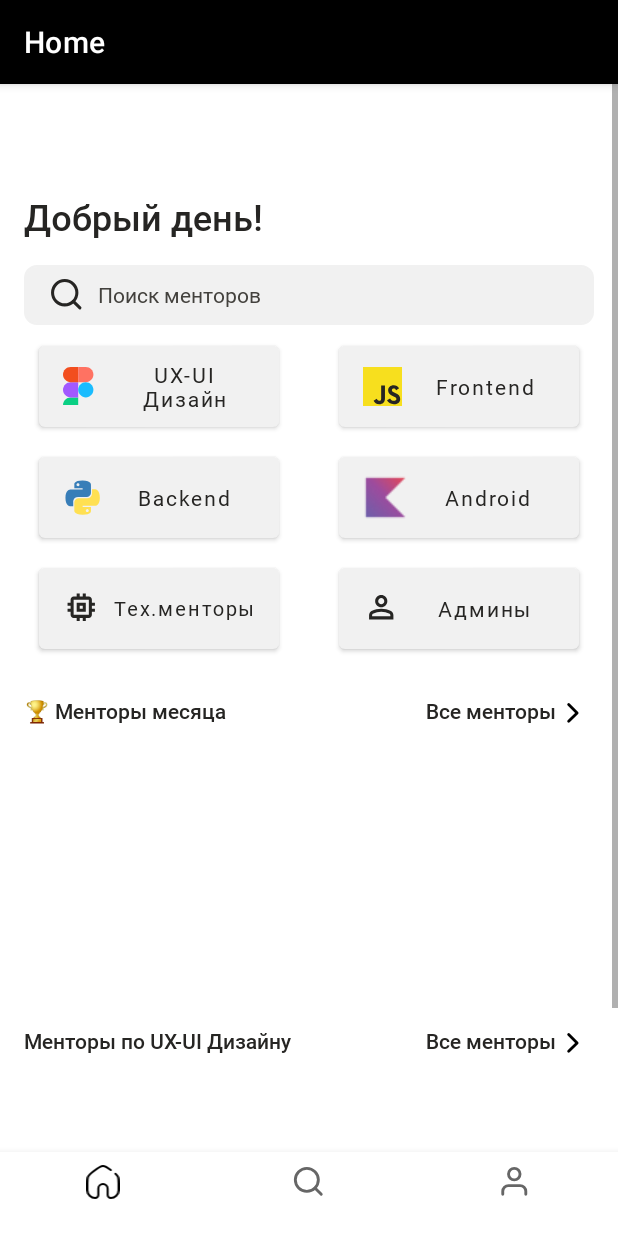
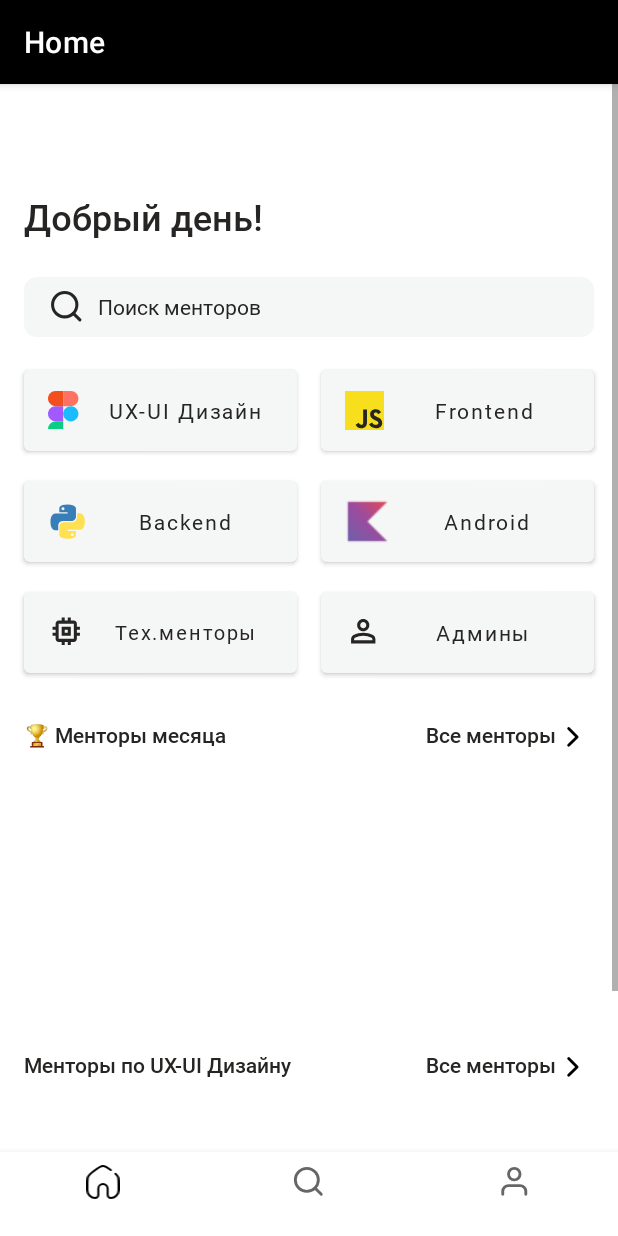
Before and after one commit to ishenaly007/GeeksMentor, an Android app: the HomeFragment screen opened through its navigation route, on a phone screen of 412 x 824 dp. Run offline under Robolectric (Android 15) with nearby library versions, the phone set to English and light mode, and no system bars; our stand-ins replace navigation-ui; 1 statement that could not run was skipped.

Commit message:
Ahmad: 03.06.23

```diff
--- a/app/build.gradle
+++ b/app/build.gradle
@@ -10,7 +10,7 @@ android {
     defaultConfig {
         applicationId "com.abit8.geeksmentor"
         minSdk 24
-        targetSdk 33
+        targetSdk 32
         versionCode 1
         versionName "1.0"
 
--- a/app/src/main/res/drawable/lock_vector.xml
+++ b/app/src/main/res/drawable/lock_vector.xml
@@ -4,7 +4,7 @@
     android:width="25dp"
     android:viewportWidth="25"
     android:viewportHeight="25">
-                <path android:pathData="M19 11H5C3.89543 11 3 11.8954 3 13V20C3 21.1046 3.89543 22 5 22H19C20.1046 22 21 21.1046 21 20V13C21 11.8954 20.1046 11 19 11Z" android:strokeColor="#262523" android:strokeWidth="2" android:strokeLineCap="round" android:strokeLineJoin="round"/>
-                <path android:pathData="M7 11V7C7 5.67392 7.52678 4.40215 8.46447 3.46447C9.40215 2.52678 10.6739 2 12 2C13.3261 2 14.5979 2.52678 15.5355 3.46447C16.4732 4.40215 17 5.67392 17 7V11" android:strokeColor="#262523" android:strokeWidth="2" android:strokeLineCap="round" android:strokeLineJoin="round"/>
+                <path android:pathData="M19 11H5C3.89543 11 3 11.8954 3 13V20C3 21.1046 3.89543 22 5 22H19C20.1046 22 21 21.1046 21 20V13C21 11.8954 20.1046 11 19 11Z" android:strokeColor="@color/black_new" android:strokeWidth="2" android:strokeLineCap="round" android:strokeLineJoin="round"/>
+                <path android:pathData="M7 11V7C7 5.67392 7.52678 4.40215 8.46447 3.46447C9.40215 2.52678 10.6739 2 12 2C13.3261 2 14.5979 2.52678 15.5355 3.46447C16.4732 4.40215 17 5.67392 17 7V11" android:strokeColor="@color/black_new" android:strokeWidth="2" android:strokeLineCap="round" android:strokeLineJoin="round"/>
 
 </vector>
--- a/app/src/main/res/layout/fragment_home.xml
+++ b/app/src/main/res/layout/fragment_home.xml
@@ -26,118 +26,129 @@
 
         <EditText
             android:id="@+id/et_search_home"
+            style="@style/et_grey"
             android:layout_width="match_parent"
             android:layout_height="40dp"
-            style="@style/et_grey"
+            android:layout_marginStart="16dp"
+            android:layout_marginTop="24dp"
+            android:layout_marginEnd="16dp"
+            android:drawableStart="@drawable/search_vector"
             android:hint="@string/searching_mentors"
-            android:layout_marginTop="24dp"
+            android:paddingStart="16dp"
+            app:layout_constraintBottom_toTopOf="@+id/btn_ux_ui_home"
+            app:layout_constraintEnd_toEndOf="parent"
+            app:layout_constraintStart_toStartOf="parent"
             app:layout_constraintTop_toBottomOf="@id/tv_home"
-            app:layout_constraintStart_toStartOf="parent"
-            app:layout_constraintEnd_toEndOf="parent"
-            android:drawableStart="@drawable/search_vector"
-            android:layout_margin="16dp"
-            android:paddingStart="16dp"
-            tools:ignore="Autofill,RtlSymmetry,TextFields" />
+            tools:ignore="Autofill,RtlSymmetry,TextFields,VisualLintTextFieldSize,TextContrastCheck,TouchTargetSizeCheck" />
+
         <com.google.android.material.button.MaterialButton
             android:id="@+id/btn_ux_ui_home"
-            android:layout_width="160dp"
+            style="@style/btn_light_grey"
+            android:layout_width="match_parent"
             android:layout_height="66dp"
-            style="@style/btn_light_grey"
+            android:layout_marginTop="16dp"
+            android:layout_marginStart="16dp"
+            android:layout_marginEnd="214dp"
+            android:drawableLeft="@drawable/figma_vector"
+            android:fontFamily="@font/roboto_regular"
             android:text="@string/ux_ui"
-            android:drawableLeft="@drawable/figma_vector"
-            app:layout_constraintTop_toBottomOf="@+id/et_search_home"
-            app:layout_constraintStart_toStartOf="parent"
-            android:layout_marginStart="26dp"
-            android:layout_marginTop="8dp"
-            android:textSize="14sp"
-            android:fontFamily="@font/roboto_regular"
             android:textColor="@color/black_new"
             android:textFontWeight="400"
-            tools:ignore="RtlHardcoded,UnusedAttribute" />
+            android:textSize="14sp"
+            app:layout_constraintStart_toStartOf="parent"
+            app:layout_constraintTop_toBottomOf="@+id/et_search_home"
+            tools:ignore="RtlHardcoded,UnusedAttribute,VisualLintOverlap,VisualLintButtonSize" />
 
         <com.google.android.material.button.MaterialButton
             android:id="@+id/btn_frontend_home"
-            android:layout_width="160dp"
+            style="@style/btn_light_grey"
+            android:layout_width="match_parent"
             android:layout_height="66dp"
-            style="@style/btn_light_grey"
+            android:layout_marginStart="214dp"
+            android:layout_marginTop="16dp"
+            android:layout_marginEnd="16dp"
+            android:drawableLeft="@drawable/frontend_vector"
+            android:fontFamily="@font/roboto_regular"
             android:text="@string/frontend"
-            android:drawableLeft="@drawable/frontend_vector"
-            app:layout_constraintTop_toBottomOf="@+id/et_search_home"
-            app:layout_constraintEnd_toEndOf="parent"
-            android:layout_marginEnd="26dp"
-            android:layout_marginTop="8dp"
-            android:textSize="14sp"
-            android:fontFamily="@font/roboto_regular"
             android:textColor="@color/black_new"
             android:textFontWeight="400"
-            tools:ignore="RtlHardcoded,UnusedAttribute" />
+            android:textSize="14sp"
+            app:layout_constraintEnd_toEndOf="parent"
+            app:layout_constraintStart_toStartOf="parent"
+            app:layout_constraintTop_toBottomOf="@+id/et_search_home"
+            tools:ignore="RtlHardcoded,UnusedAttribute,VisualLintButtonSize" />
+
         <com.google.android.material.button.MaterialButton
             android:id="@+id/btn_backend_home"
-            android:layout_width="160dp"
+            android:layout_width="match_parent"
             android:layout_height="66dp"
+            android:layout_marginTop="8dp"
+            android:layout_marginEnd="214dp"
+            android:layout_marginStart="16dp"
             style="@style/btn_light_grey"
             android:text="@string/backend"
             android:drawableLeft="@drawable/backend_vector"
             app:layout_constraintTop_toBottomOf="@+id/btn_ux_ui_home"
             app:layout_constraintStart_toStartOf="parent"
-            android:layout_marginStart="26dp"
-            android:layout_marginTop="8dp"
             android:textSize="14sp"
             android:fontFamily="@font/roboto_regular"
             android:textColor="@color/black_new"
             android:textFontWeight="400"
-            tools:ignore="RtlHardcoded,UnusedAttribute" />
+            tools:ignore="RtlHardcoded,UnusedAttribute,VisualLintButtonSize,VisualLintOverlap" />
 
         <com.google.android.material.button.MaterialButton
             android:id="@+id/btn_android_home"
-            android:layout_width="160dp"
+            android:layout_width="match_parent"
             android:layout_height="66dp"
+            android:layout_marginStart="214dp"
+            android:layout_marginTop="8dp"
+            android:layout_marginEnd="16dp"
             style="@style/btn_light_grey"
             android:text="@string/android"
             android:drawableLeft="@drawable/kotlin"
             app:layout_constraintTop_toBottomOf="@+id/btn_frontend_home"
             app:layout_constraintEnd_toEndOf="parent"
-            android:layout_marginEnd="26dp"
-            android:layout_marginTop="8dp"
             android:textSize="14sp"
             android:fontFamily="@font/roboto_regular"
             android:textColor="@color/black_new"
             android:textFontWeight="400"
-            tools:ignore="RtlHardcoded,UnusedAttribute" />
+            tools:ignore="RtlHardcoded,UnusedAttribute,VisualLintButtonSize" />
 
         <com.google.android.material.button.MaterialButton
             android:id="@+id/btn_technical_home"
-            android:layout_width="160dp"
+            android:layout_width="match_parent"
             android:layout_height="66dp"
+            android:layout_marginTop="8dp"
+            android:layout_marginEnd="214dp"
+            android:layout_marginStart="16dp"
             style="@style/btn_light_grey"
             android:text="@string/technical_mentors"
             android:drawableLeft="@drawable/chip_vector"
             app:layout_constraintTop_toBottomOf="@+id/btn_backend_home"
             app:layout_constraintStart_toStartOf="parent"
-            android:layout_marginStart="26dp"
-            android:layout_marginTop="8dp"
             android:textSize="13sp"
             android:fontFamily="@font/roboto_regular"
             android:textColor="@color/black_new"
             android:textFontWeight="400"
-            tools:ignore="RtlHardcoded,UnusedAttribute" />
+            tools:ignore="RtlHardcoded,UnusedAttribute,VisualLintButtonSize,VisualLintOverlap" />
 
         <com.google.android.material.button.MaterialButton
             android:id="@+id/btn_admins_home"
-            android:layout_width="160dp"
+            android:layout_width="match_parent"
             android:layout_height="66dp"
+            android:layout_marginStart="214dp"
+            android:layout_marginTop="8dp"
+            android:layout_marginEnd="16dp"
             style="@style/btn_light_grey"
             android:text="@string/admins"
             android:drawableLeft="@drawable/user_vector"
             app:layout_constraintTop_toBottomOf="@+id/btn_android_home"
             app:layout_constraintEnd_toEndOf="parent"
-            android:layout_marginEnd="26dp"
-            android:layout_marginTop="8dp"
             android:textSize="14sp"
             android:fontFamily="@font/roboto_regular"
             android:textColor="@color/black_new"
             android:textFontWeight="400"
-            tools:ignore="RtlHardcoded,UnusedAttribute" />
+            tools:ignore="RtlHardcoded,UnusedAttribute,VisualLintButtonSize" />
 
         <TextView
             android:id="@+id/tv_mentors_of_month"
@@ -162,7 +173,7 @@
             app:layout_constraintEnd_toEndOf="parent"
             android:layout_marginEnd="16dp"
             android:layout_marginTop="25dp"
-            />
+            tools:ignore="UseCompatTextViewDrawableXml" />
         <androidx.recyclerview.widget.RecyclerView
             android:id="@+id/rv1_main"
             android:layout_width="match_parent"
--- a/app/src/main/res/layout/fragment_mentor_profile.xml
+++ b/app/src/main/res/layout/fragment_mentor_profile.xml
@@ -141,7 +141,6 @@
         android:id="@+id/btn_exit_mentor_profile"
         android:layout_width="match_parent"
         android:layout_height="50dp"
-        android:backgroundTint="@color/exit_btn_red"
         android:fontFamily="@font/roboto_regular"
         android:letterSpacing="0"
         android:text="@string/exit"
--- a/app/src/main/res/values/colors.xml
+++ b/app/src/main/res/values/colors.xml
@@ -11,12 +11,10 @@
     <color name="no_internet_dialog_background">#262523</color>
     <color name="tv_try_color">#FFE600</color>
 
-    //Added new colors
+    <color name="white_new">#FFFFFF</color>
     <color name="black_new">#262523</color>
-    <color name="white_new">#FFFFFF</color>
+    <color name="light_grey_new">#F5F6F6</color>
     <color name="yellow_new">#F7DF1E</color>
-    <color name="light_grey_new">#F1F1F1</color>
-    <color name="grey_new">#43413D</color>
-    <color name="exit_btn_red">#C84C4C</color>
+    <color name="grey_new">#9E9E9E</color>
 
 </resources>
--- a/app/src/main/res/values/themes.xml
+++ b/app/src/main/res/values/themes.xml
@@ -16,15 +16,6 @@
   <!-- Base application theme. -->
 
     <style name="btn_black_and_yellow">
-        <item name="android:textColor">#262523</item>
-        <item name="android:backgroundTint">#FFE600</item>
-        <item name="android:textSize">14sp</item>
-        <item name="android:fontFamily">@font/roboto_regular</item>
-        <item name="android:textAllCaps">false</item>
-        <item name="cornerRadius">10dp</item>
-    </style>
-
-    <style name="btn_yellow_and_black">
         <item name="android:textColor">#262523</item>
         <item name="android:backgroundTint">#FFE600</item>
         <item name="android:textSize">14sp</item>
@@ -73,8 +64,8 @@
     </style>
 
     <style name="et_grey">
-        <item name="android:textColorHint">@color/grey_new</item>
-        <item name="android:textColor">@color/grey_new</item>
+        <item name="android:textColorHint">@color/black_new</item>
+        <item name="android:textColor">@color/black_new</item>
         <item name="android:background">@drawable/et_background2</item>
         <item name="android:textSize">14sp</item>
         <item name="backgroundTint">@color/light_grey_new</item>
@@ -90,4 +81,12 @@
         <item name="textAllCaps">false</item>
         <item name="android:textStyle">bold</item>
     </style>
+    <style name="btn_yellow_and_black">
+        <item name="android:textColor">#262523</item>
+        <item name="android:backgroundTint">#FFE600</item>
+        <item name="android:textSize">14sp</item>
+        <item name="android:fontFamily">@font/roboto_regular</item>
+        <item name="android:textAllCaps">false</item>
+        <item name="cornerRadius">10dp</item>
+    </style>
 </resources>
--- a/build.gradle
+++ b/build.gradle
@@ -1,6 +1,6 @@
 // Top-level build file where you can add configuration options common to all sub-projects/modules.
 plugins {
-    id 'com.android.application' version '8.0.2' apply false
-    id 'com.android.library' version '8.0.2' apply false
+    id 'com.android.application' version '7.4.1' apply false
+    id 'com.android.library' version '7.4.1' apply false
     id 'org.jetbrains.kotlin.android' version '1.8.0' apply false
 }
```
Also changed, not shown: app/src/main/res/layout/fragment_log_in.xml (+24 -13 lines), app/src/main/res/layout/fragment_new_password.xml (+22 -13 lines), app/src/main/res/layout/fragment_password_forget.xml (+10 -6 lines), app/src/main/res/layout/fragment_password_forget2.xml (+13 -9 lines), app/src/main/res/layout/fragment_search.xml (+38 -30 lines), app/src/main/res/layout/fragment_sign_in.xml (+15 -11 lines), app/src/main/res/layout/item_onboard.xml (+6 -6 lines).
